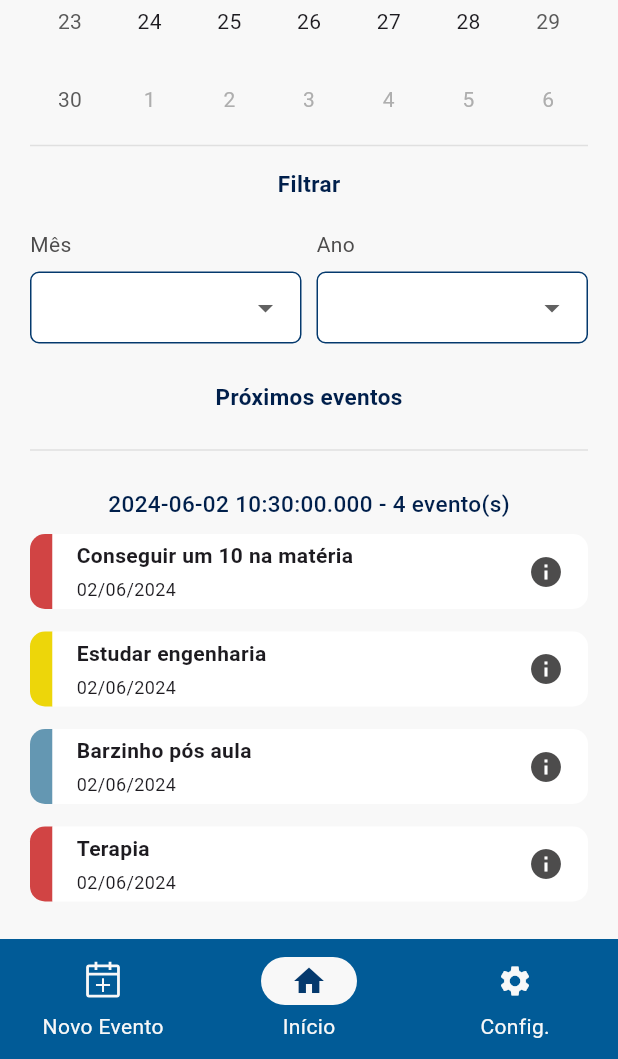
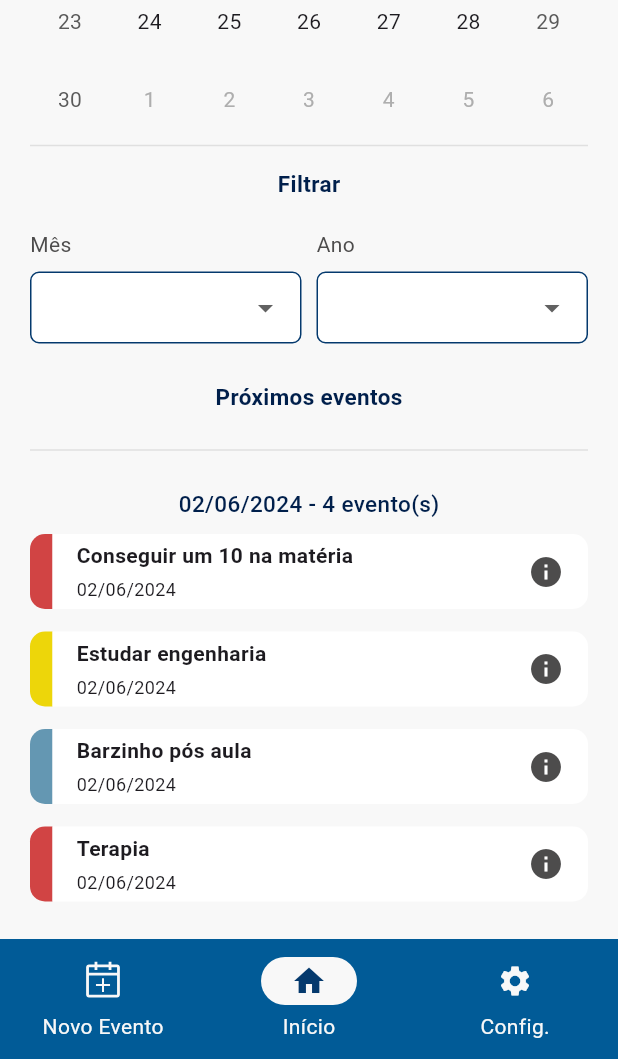
Before and after one commit to barbaragrinop/calendall-pptu, a Flutter app: the HomePage screen opened directly, scrolled down 394 dp, on a phone screen of 412 x 824 dp, the part 177-1236 px from its top. Run offline on Flutter 3.47's test engine with Material 3 defaults, Android fonts, the light colour scheme and no system bars; drawn by our look-alikes of table_calendar; our stand-ins replace flutter_svg.

Commit message:
feat: format home todays date

```diff
--- a/lib/pages/home.dart
+++ b/lib/pages/home.dart
@@ -260,6 +260,8 @@
 
   @override
   Widget build(BuildContext context) {
+    String formattedDate = DateFormat('dd/MM/yyyy').format(today);
+
     return Scaffold(
       appBar: const Header(
         hasReturnIcon: false,
@@ -410,8 +412,8 @@
                   Container(
                       padding: const EdgeInsets.only(top: 20.0, bottom: 10.0),
                       child: Text(
-                        '$today - 4 evento(s)',
-                        style: TextStyle(
+                        '$formattedDate - 4 evento(s)',
+                        style: const TextStyle(
                             fontSize: 15,
                             color: CustomColors.blueDark,
                             fontWeight: FontWeight.w500),
```
